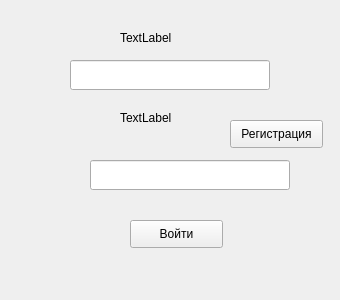
First picture: the form in Layout/LoginWindow.ui, repository TeflonDervish/Coursework, before the edit.
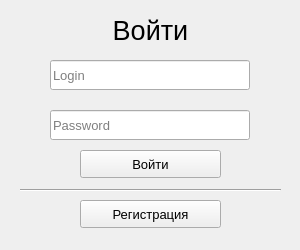
Second picture: the form after the edit.

The edit to the form file:
```diff
--- a/Layout/LoginWindow.ui
+++ b/Layout/LoginWindow.ui
@@ -6,22 +6,36 @@
    <rect>
     <x>0</x>
     <y>0</y>
-    <width>340</width>
-    <height>300</height>
+    <width>300</width>
+    <height>250</height>
    </rect>
   </property>
+  <property name="sizePolicy">
+   <sizepolicy hsizetype="Ignored" vsizetype="Ignored">
+    <horstretch>0</horstretch>
+    <verstretch>0</verstretch>
+   </sizepolicy>
+  </property>
   <property name="windowTitle">
-   <string>Form</string>
+   <string>Вход</string>
+  </property>
+  <property name="styleSheet">
+   <string notr="true"/>
   </property>
   <widget class="QPushButton" name="pushLogin">
    <property name="geometry">
     <rect>
-     <x>130</x>
-     <y>220</y>
-     <width>93</width>
+     <x>80</x>
+     <y>150</y>
+     <width>141</width>
      <height>28</height>
     </rect>
    </property>
+   <property name="font">
+    <font>
+     <pointsize>10</pointsize>
+    </font>
+   </property>
    <property name="text">
     <string>Войти</string>
    </property>
@@ -29,62 +43,124 @@
   <widget class="QLineEdit" name="Login">
    <property name="geometry">
     <rect>
-     <x>70</x>
+     <x>50</x>
      <y>60</y>
      <width>200</width>
      <height>30</height>
     </rect>
    </property>
-  </widget>
-  <widget class="QLineEdit" name="lineEdit_2">
-   <property name="geometry">
-    <rect>
-     <x>90</x>
-     <y>160</y>
-     <width>200</width>
-     <height>30</height>
-    </rect>
+   <property name="font">
+    <font>
+     <family>MS Shell Dlg 2</family>
+     <pointsize>10</pointsize>
+     <weight>50</weight>
+     <italic>false</italic>
+     <bold>false</bold>
+    </font>
    </property>
-  </widget>
-  <widget class="QLabel" name="label">
-   <property name="geometry">
-    <rect>
-     <x>120</x>
-     <y>30</y>
-     <width>55</width>
-     <height>16</height>
-    </rect>
+   <property name="styleSheet">
+    <string notr="true">border-color: rgb(0, 0, 0);
+font: 10pt &quot;MS Shell Dlg 2&quot;;</string>
+   </property>
+   <property name="inputMask">
+    <string/>
    </property>
    <property name="text">
-    <string>TextLabel</string>
+    <string/>
+   </property>
+   <property name="placeholderText">
+    <string>Login</string>
    </property>
   </widget>
-  <widget class="QLabel" name="label_2">
+  <widget class="QLineEdit" name="Password">
    <property name="geometry">
     <rect>
-     <x>120</x>
+     <x>50</x>
      <y>110</y>
-     <width>55</width>
-     <height>16</height>
+     <width>200</width>
+     <height>30</height>
     </rect>
    </property>
+   <property name="font">
+    <font>
+     <pointsize>10</pointsize>
+    </font>
+   </property>
+   <property name="inputMask">
+    <string/>
+   </property>
    <property name="text">
-    <string>TextLabel</string>
+    <string/>
+   </property>
+   <property name="placeholderText">
+    <string>Password</string>
    </property>
   </widget>
   <widget class="QPushButton" name="pushReg">
    <property name="geometry">
     <rect>
-     <x>230</x>
-     <y>120</y>
-     <width>93</width>
+     <x>80</x>
+     <y>200</y>
+     <width>141</width>
      <height>28</height>
     </rect>
    </property>
+   <property name="font">
+    <font>
+     <pointsize>10</pointsize>
+    </font>
+   </property>
+   <property name="contextMenuPolicy">
+    <enum>Qt::DefaultContextMenu</enum>
+   </property>
+   <property name="toolTipDuration">
+    <number>0</number>
+   </property>
+   <property name="layoutDirection">
+    <enum>Qt::LeftToRight</enum>
+   </property>
    <property name="text">
     <string>Регистрация</string>
    </property>
   </widget>
+  <widget class="QLabel" name="labelLogin">
+   <property name="geometry">
+    <rect>
+     <x>50</x>
+     <y>10</y>
+     <width>201</width>
+     <height>41</height>
+    </rect>
+   </property>
+   <property name="font">
+    <font>
+     <family>MS Shell Dlg 2</family>
+     <pointsize>20</pointsize>
+    </font>
+   </property>
+   <property name="layoutDirection">
+    <enum>Qt::LeftToRight</enum>
+   </property>
+   <property name="text">
+    <string>Войти</string>
+   </property>
+   <property name="alignment">
+    <set>Qt::AlignCenter</set>
+   </property>
+  </widget>
+  <widget class="Line" name="line">
+   <property name="geometry">
+    <rect>
+     <x>20</x>
+     <y>180</y>
+     <width>261</width>
+     <height>20</height>
+    </rect>
+   </property>
+   <property name="orientation">
+    <enum>Qt::Horizontal</enum>
+   </property>
+  </widget>
  </widget>
  <resources/>
  <connections/>
```
